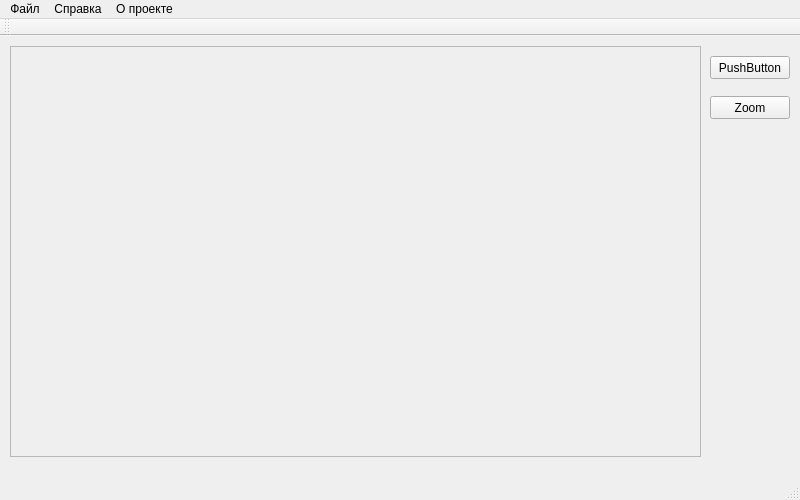
First picture: the form in mainwindow.ui, repository distivi/toxic_map_niko, before the edit.
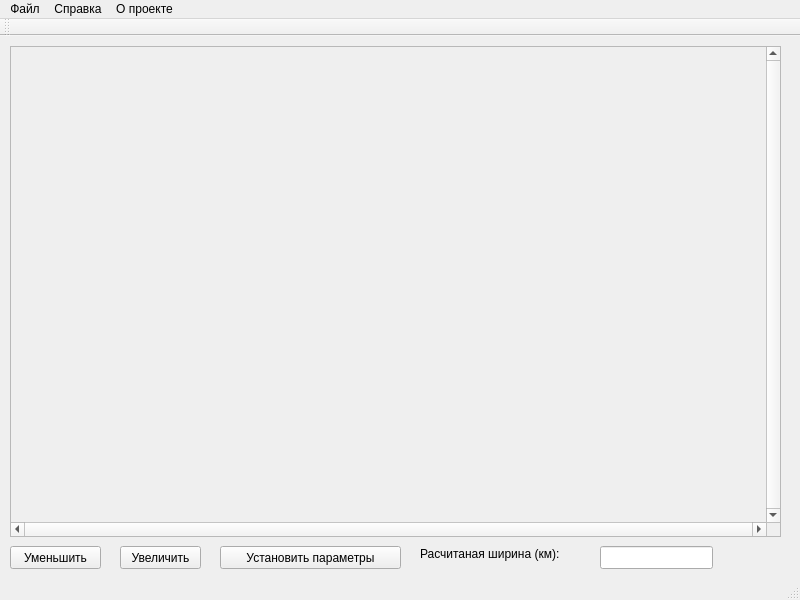
Second picture: the form after the edit.

Commit message: Added set parameter promt. Define toxic zone depth caclulation. GUI improvements.

```diff
--- a/mainwindow.ui
+++ b/mainwindow.ui
@@ -7,19 +7,19 @@
     <x>0</x>
     <y>0</y>
     <width>800</width>
-    <height>500</height>
+    <height>600</height>
    </rect>
   </property>
   <property name="minimumSize">
    <size>
     <width>800</width>
-    <height>500</height>
+    <height>600</height>
    </size>
   </property>
   <property name="maximumSize">
    <size>
-    <width>800</width>
-    <height>500</height>
+    <width>1000</width>
+    <height>600</height>
    </size>
   </property>
   <property name="mouseTracking">
@@ -34,13 +34,19 @@
      <rect>
       <x>10</x>
       <y>10</y>
-      <width>691</width>
-      <height>411</height>
+      <width>771</width>
+      <height>491</height>
      </rect>
     </property>
     <property name="mouseTracking">
      <bool>true</bool>
     </property>
+    <property name="verticalScrollBarPolicy">
+     <enum>Qt::ScrollBarAlwaysOn</enum>
+    </property>
+    <property name="horizontalScrollBarPolicy">
+     <enum>Qt::ScrollBarAlwaysOn</enum>
+    </property>
     <property name="widgetResizable">
      <bool>true</bool>
     </property>
@@ -49,36 +55,78 @@
       <rect>
        <x>0</x>
        <y>0</y>
-       <width>689</width>
-       <height>409</height>
+       <width>755</width>
+       <height>475</height>
       </rect>
      </property>
     </widget>
    </widget>
+   <widget class="QPushButton" name="zoomInBtn">
+    <property name="geometry">
+     <rect>
+      <x>10</x>
+      <y>510</y>
+      <width>91</width>
+      <height>23</height>
+     </rect>
+    </property>
+    <property name="toolTip">
+     <string>&lt;html&gt;&lt;head/&gt;&lt;body&gt;&lt;p&gt;Уменьшить масштаб&lt;/p&gt;&lt;/body&gt;&lt;/html&gt;</string>
+    </property>
+    <property name="text">
+     <string>Уменьшить</string>
+    </property>
+   </widget>
+   <widget class="QPushButton" name="zoomOutBtn">
+    <property name="geometry">
+     <rect>
+      <x>120</x>
+      <y>510</y>
+      <width>81</width>
+      <height>23</height>
+     </rect>
+    </property>
+    <property name="toolTip">
+     <string>&lt;html&gt;&lt;head/&gt;&lt;body&gt;&lt;p&gt;Увеличить масштаб&lt;/p&gt;&lt;/body&gt;&lt;/html&gt;</string>
+    </property>
+    <property name="text">
+     <string>Увеличить</string>
+    </property>
+   </widget>
    <widget class="QPushButton" name="pushButton">
     <property name="geometry">
      <rect>
-      <x>710</x>
-      <y>20</y>
-      <width>80</width>
+      <x>220</x>
+      <y>510</y>
+      <width>181</width>
       <height>23</height>
      </rect>
     </property>
     <property name="text">
-     <string>PushButton</string>
+     <string>Установить параметры</string>
     </property>
    </widget>
-   <widget class="QPushButton" name="zoomBtn">
+   <widget class="QLineEdit" name="calculatedWidthEdit">
     <property name="geometry">
      <rect>
-      <x>710</x>
-      <y>60</y>
-      <width>80</width>
+      <x>600</x>
+      <y>510</y>
+      <width>113</width>
       <height>23</height>
      </rect>
     </property>
+   </widget>
+   <widget class="QLabel" name="label">
+    <property name="geometry">
+     <rect>
+      <x>420</x>
+      <y>510</y>
+      <width>171</width>
+      <height>16</height>
+     </rect>
+    </property>
     <property name="text">
-     <string>Zoom</string>
+     <string>Расчитаная ширина (км):</string>
     </property>
    </widget>
   </widget>
```
The commit also changes 5 other files.
